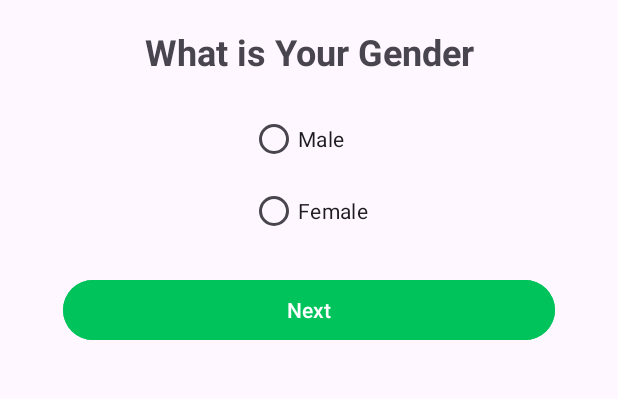
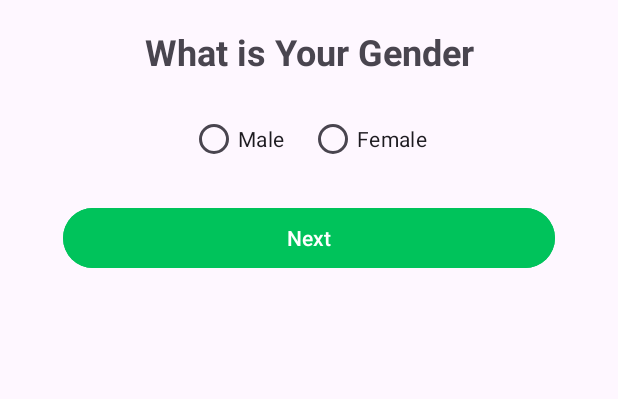
Before and after one commit to morai8/EatNowCapstone, an Android app: the GenderActivity screen opened directly, with no data from a screen before it, on a phone screen of 412 x 824 dp, the part 228-627 px from its top. Run offline under Robolectric (Android 15) with nearby library versions, the light colour scheme and no system bars.

Commit message:
Revisi banget nih

```diff
--- a/app/src/main/res/layout/activity_gender.xml
+++ b/app/src/main/res/layout/activity_gender.xml
@@ -30,8 +30,10 @@
 
     <RadioGroup
         android:id="@+id/rg_gender"
-        android:layout_width="wrap_content"
+        android:layout_width="match_parent"
         android:layout_height="wrap_content"
+        android:gravity="center"
+        android:orientation="horizontal"
         android:layout_marginTop="18dp"
         app:layout_constraintEnd_toEndOf="parent"
         app:layout_constraintStart_toStartOf="parent"
@@ -39,15 +41,17 @@
 
     <RadioButton
         android:id="@+id/rb_male"
-            android:layout_width="match_parent"
+        android:layout_width="wrap_content"
         android:layout_height="wrap_content"
         android:text="@string/male" />
 
     <RadioButton
         android:id="@+id/rb_female"
-            android:layout_width="match_parent"
+        android:layout_width="wrap_content"
         android:layout_height="wrap_content"
-            android:text="@string/female" />
+        android:text="@string/female"
+        android:layout_marginStart="16dp" /> <!-- Added margin -->
+
 </RadioGroup>
 <Button
 android:id="@+id/buttonNext"
@@ -61,6 +65,4 @@
 app:layout_constraintTop_toBottomOf="@+id/rg_gender"
 android:layout_marginTop="18dp"/>
 
-
-
     </androidx.constraintlayout.widget.ConstraintLayout>
```
Also changed, not shown: 2 other files. Lines whose indentation alone changed are shown as unchanged.
